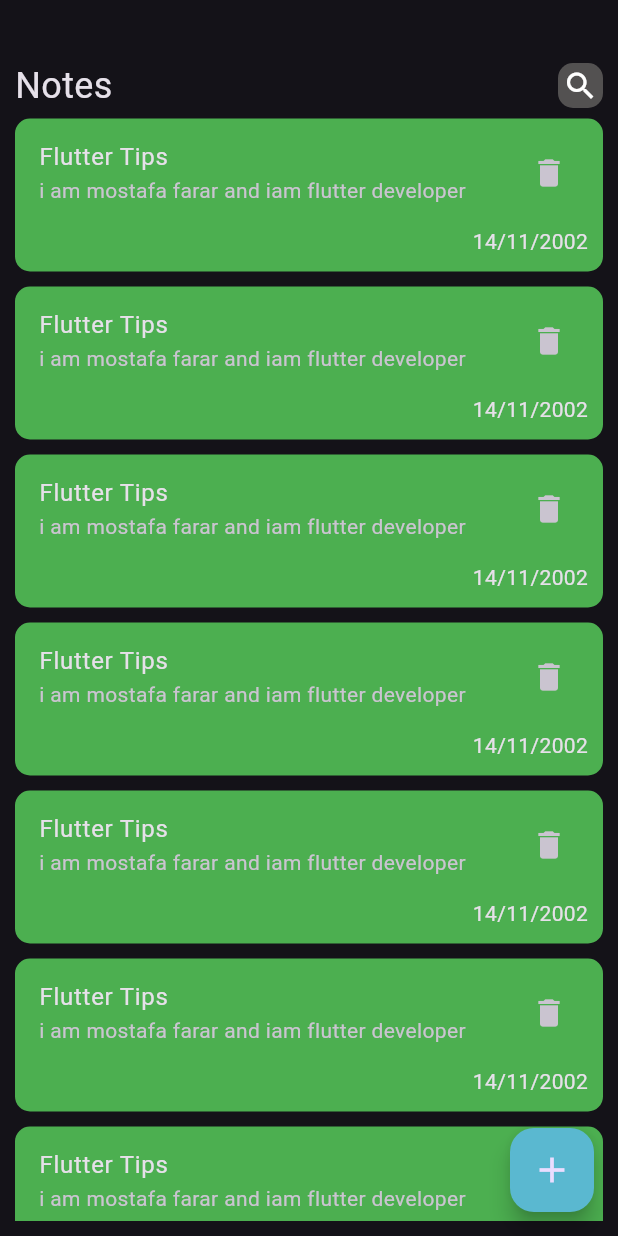
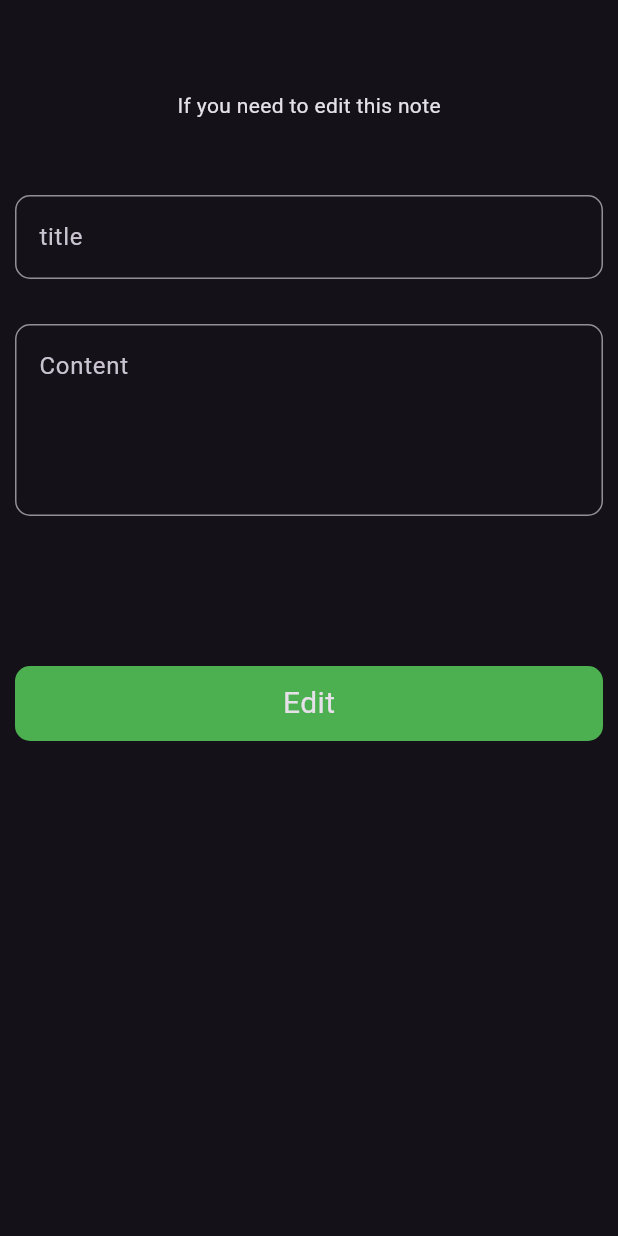
Before and after one commit to Desha933/notes_app, a Flutter app: the screen it shows after launch, after a tap on "Flutter Tips", on a phone screen of 412 x 824 dp. Run offline on Flutter 3.47's test engine with Material 3 defaults, Android fonts, the phone set to English and light mode, and no system bars.

Commit message:
build Editview

```diff
--- /dev/null
+++ b/lib/views/editview.dart
@@ -0,0 +1,34 @@
+import 'package:flutter/material.dart';
+import 'package:notes_app/widgets/Bottom.dart';
+import 'package:notes_app/widgets/textfield.dart';
+
+class EditView extends StatelessWidget {
+  const EditView({super.key});
+
+  // This widget is the root of your application.
+  @override
+  Widget build(BuildContext context) {
+    return Scaffold(
+      body: Padding(
+        padding: const EdgeInsets.all(10),
+        child: Column(
+          children: [
+            SizedBox(height: 50),
+            Text('If you need to edit this note'),
+            SizedBox(height: 50),
+            CustomTextField(hint: 'title'),
+            SizedBox(height: 30),
+            CustomTextField(
+              hint: 'Content',
+              minlines: 4,
+            ),
+            SizedBox(height: 100),
+            CustomBottom(
+              Operation: 'Edit',
+            ),
+          ],
+        ),
+      ),
+    );
+  }
+}
--- a/lib/widgets/Bottom.dart
+++ b/lib/widgets/Bottom.dart
@@ -1,8 +1,8 @@
 import 'package:flutter/material.dart';
 
 class CustomBottom extends StatelessWidget {
-  const CustomBottom({super.key});
-
+  const CustomBottom({super.key, required this.Operation});
+  final String Operation;
   // This widget is the root of your application.
   @override
   Widget build(BuildContext context) {
@@ -15,7 +15,7 @@ class CustomBottom extends StatelessWidget {
             color: Colors.green, borderRadius: BorderRadius.circular(10)),
         child: Center(
           child: Text(
-            'Add',
+            '$Operation',
             style: TextStyle(fontSize: 20),
           ),
         ),
--- a/lib/widgets/bottomsheet.dart
+++ b/lib/widgets/bottomsheet.dart
@@ -28,7 +28,9 @@ class CustomBottomSheet extends StatelessWidget {
           SizedBox(
             height: 50,
           ),
-          CustomBottom(),
+          CustomBottom(
+            Operation: 'Add',
+          ),
         ],
       ),
     );
--- a/lib/widgets/noteitem.dart
+++ b/lib/widgets/noteitem.dart
@@ -1,4 +1,5 @@
 import 'package:flutter/material.dart';
+import 'package:notes_app/views/editview.dart';
 
 class CustomNoteItem extends StatelessWidget {
   const CustomNoteItem({super.key});
@@ -7,7 +8,11 @@ class CustomNoteItem extends StatelessWidget {
   @override
   Widget build(BuildContext context) {
     return GestureDetector(
-      onTap: () {},
+      onTap: () {
+        Navigator.push(context, MaterialPageRoute(builder: (context) {
+          return EditView();
+        }));
+      },
       child: Padding(
         padding: const EdgeInsets.symmetric(vertical: 5),
         child: Container(
```
